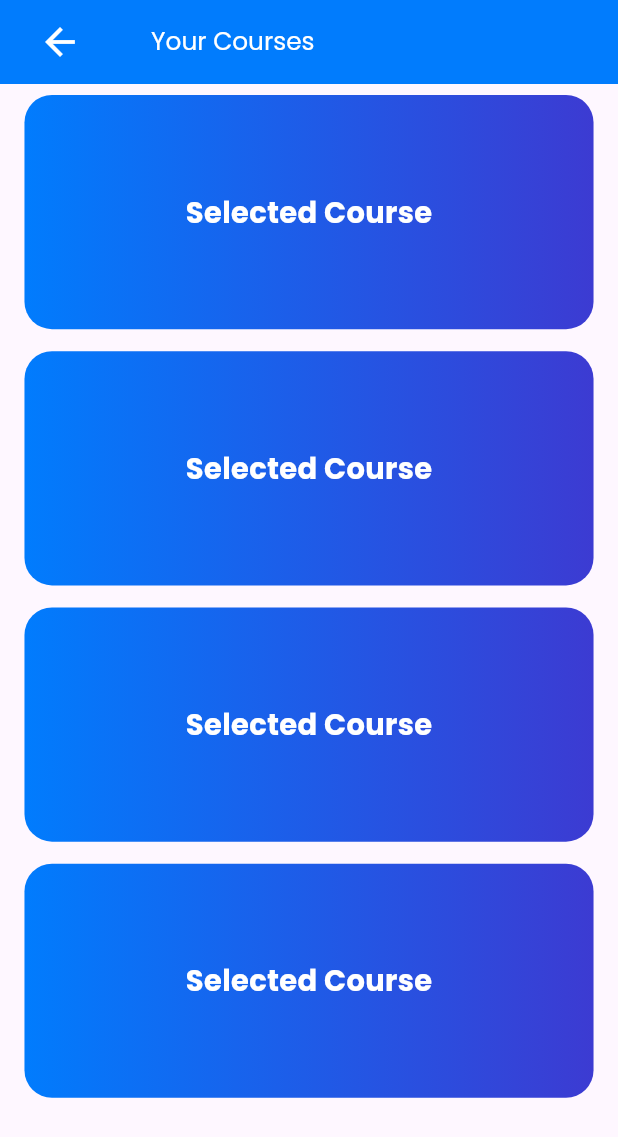
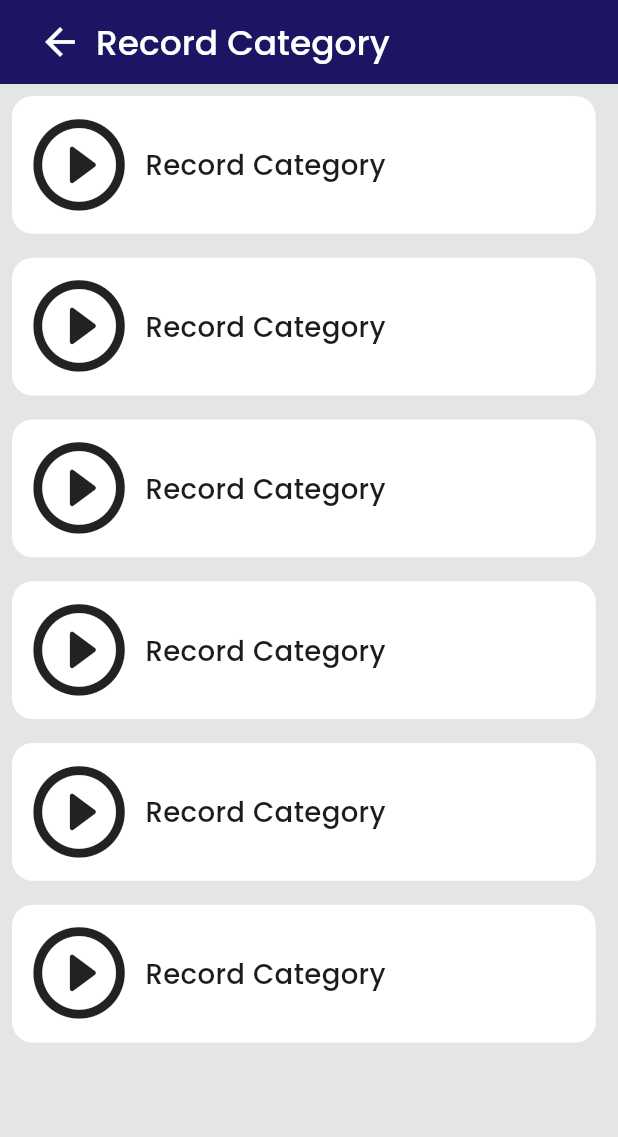
Before and after one commit to Abin56/SCIPRO_Applicatin-Vectorwind, a Flutter app: the screen it shows after launch, on a phone screen of 412 x 824 dp. Shown: the top 1137 px of the screen. Run offline on Flutter 3.47's test engine with Material 3 defaults, Android fonts, the light colour scheme and no system bars; our stand-ins replace firebase_core, flutter_screenutil, fluttertoast, google_fonts; accounts and stored records are empty.

Commit message:
1 Dec 2023

```diff
--- a/lib/main.dart
+++ b/lib/main.dart
@@ -2,7 +2,7 @@ import 'package:firebase_core/firebase_core.dart';
 import 'package:flutter/material.dart';
 import 'package:flutter_screenutil/flutter_screenutil.dart';
 import 'package:scipro_application/firebase_options.dart';
-import 'package:scipro_application/view/pages/recorded_courses/record_courses_category/record_course_list.dart';
+import 'package:scipro_application/view/pages/recorded_courses/category/record_category.dart';
 
 void main() async {
   WidgetsFlutterBinding.ensureInitialized();
@@ -29,7 +29,7 @@ class MyApp extends StatelessWidget {
           ),
           debugShowCheckedModeBanner: false,
           title: 'First Method',
-          home: const RecordCourseCategoryList(),
+          home: const RecordCategory(),
         );
       },
     );
--- /dev/null
+++ b/lib/view/pages/recorded_courses/category/record_category.dart
@@ -0,0 +1,80 @@
+import 'package:flutter/material.dart';
+import 'package:flutter_screenutil/flutter_screenutil.dart';
+import 'package:scipro_application/view/colors/colors.dart';
+import 'package:scipro_application/view/fonts/google_poppins.dart';
+
+class RecordCategory extends StatelessWidget {
+  const RecordCategory({super.key});
+
+  @override
+  Widget build(BuildContext context) {
+    return Scaffold(
+      appBar: AppBar(backgroundColor: const Color.fromARGB(255, 27,21,100),
+      title:  Row(
+        children: [
+          IconButton(onPressed: (){
+            Navigator.pop(context);
+          }, icon: Icon(Icons.arrow_back,size: 32.sp,color: cWhite,),),
+           GooglePoppinsWidgets(text: "Record Category", fontsize: 25.r,fontWeight: FontWeight.w500,color: cWhite,),
+        ],
+      ),),
+      backgroundColor: const Color.fromARGB(255, 228,230,230),
+      body: const SingleChildScrollView(
+        child: Column(
+          children: [
+            RecordCategoryWidgetContainer(text: "Record Category",),
+             RecordCategoryWidgetContainer(text: "Record Category",),
+              RecordCategoryWidgetContainer(text: "Record Category",),
+               RecordCategoryWidgetContainer(text: "Record Category",),
+                RecordCategoryWidgetContainer(text: "Record Category",),
+                 RecordCategoryWidgetContainer(text: "Record Category",),
+          ],
+        ),
+      ),
+    );
+  }
+}
+
+class RecordCategoryWidgetContainer extends StatelessWidget {
+  final String text;
+
+  const RecordCategoryWidgetContainer({
+    required this.text,
+
+    super.key,
+  });
+
+  @override
+  Widget build(BuildContext context) {
+    return Padding(
+      padding: const EdgeInsets.all(8.0),
+      child: Container(
+        height: 100.h,
+        width: 400.w,
+        decoration: BoxDecoration(borderRadius: BorderRadius.circular(15.r),
+        color: cWhite,
+        ),
+
+        child:   Padding(
+          padding: const EdgeInsets.all(8.0),
+          child: Row(
+            children: [
+              Icon(Icons.play_circle_outline_rounded,size: 80.sp,),
+              //GoogleMonstserratWidgets(text: "fgs", fontsize: 12),
+              Padding(
+                padding:  EdgeInsets.all(8.0.r),
+                child: Column(mainAxisAlignment: MainAxisAlignment.center,
+                crossAxisAlignment: CrossAxisAlignment.start,
+                  children: [
+                    GooglePoppinsWidgets(text: text, fontsize: 20.r,fontWeight: FontWeight.w500,),
+
+                  ],
+                ),
+              )
+            ],
+          ),
+        ),
+      ),
+    );
+  }
+}
--- a/lib/view/pages/recorded_courses/record_courses_category/record_course_list.dart
+++ b/lib/view/pages/recorded_courses/record_courses_category/record_course_list.dart
@@ -27,6 +27,7 @@ class RecordCourseCategoryList extends StatelessWidget {
         ],
       ),),
       body: const SingleChildScrollView(
+
         child: Column(
           children: [
             SelectedCourseListingContainer(text:  "Selected Course",),
```
